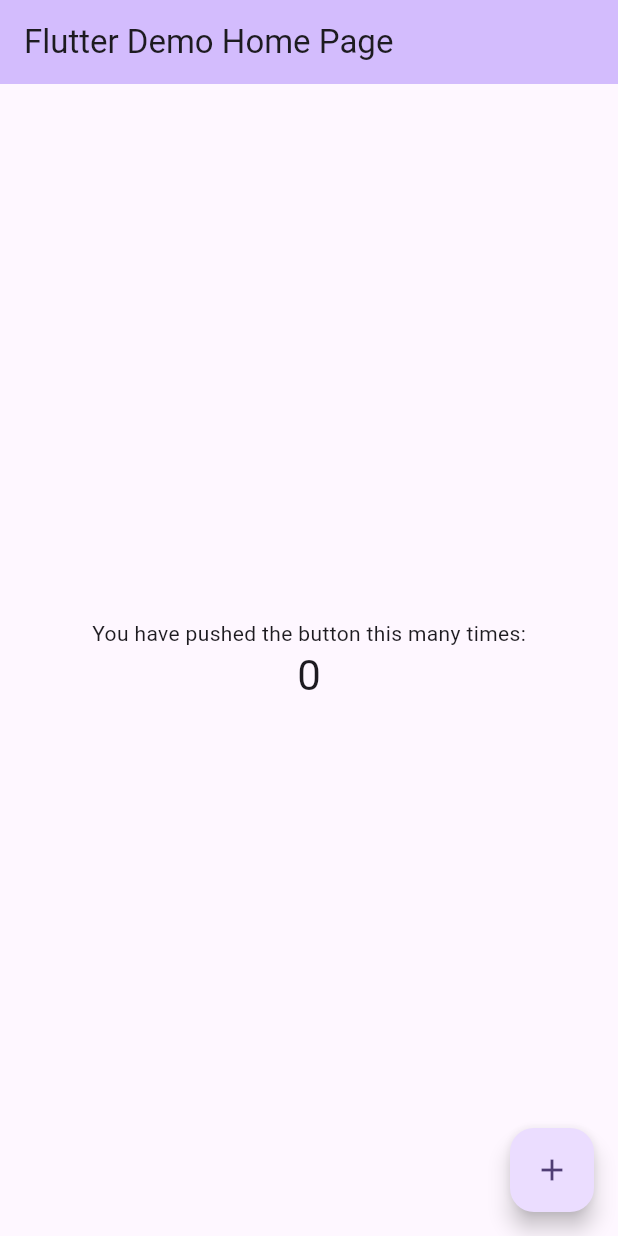
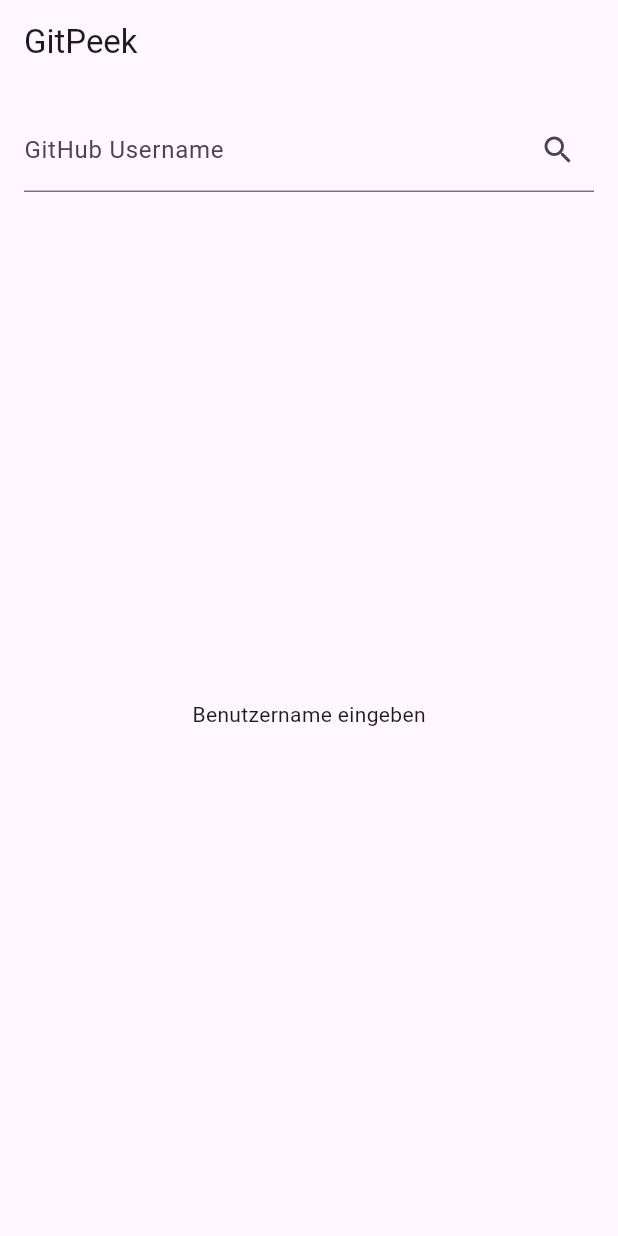
Before and after one commit to pythonite42/GitPeek, a Flutter app: the screen it shows after launch, on a phone screen of 412 x 824 dp. Run offline on Flutter 3.47's test engine with Material 3 defaults, Android fonts, the phone set to English and light mode, and no system bars; our stand-ins replace flutter_bloc.

Commit message:
first working version

```diff
--- /dev/null
+++ b/lib/cubit/github_cubit.dart
@@ -0,0 +1,36 @@
+import 'package:flutter_bloc/flutter_bloc.dart';
+import 'package:gitpeek/models/repo.dart';
+import 'package:gitpeek/services/github_service.dart';
+
+class GithubState {
+  const GithubState();
+}
+
+class GithubInitial extends GithubState {}
+
+class GithubLoading extends GithubState {}
+
+class GithubLoaded extends GithubState {
+  GithubLoaded(this.repos);
+  final List<Repo> repos;
+}
+
+class GithubError extends GithubState {
+  GithubError(this.message);
+  final String message;
+}
+
+class GithubCubit extends Cubit<GithubState> {
+  GithubCubit(this.service) : super(GithubInitial());
+  final GithubService service;
+
+  Future<void> fetchRepos(String username) async {
+    emit(GithubLoading());
+    try {
+      final repos = await service.fetchRepos(username);
+      emit(GithubLoaded(repos));
+    } catch (e) {
+      emit(GithubError(e.toString()));
+    }
+  }
+}
--- a/lib/main.dart
+++ b/lib/main.dart
@@ -1,122 +1,83 @@
 import 'package:flutter/material.dart';
+import 'package:flutter_bloc/flutter_bloc.dart';
+import 'package:gitpeek/cubit/github_cubit.dart';
+import 'package:gitpeek/services/github_service.dart';
+import 'package:gitpeek/models/repo.dart';
 
 void main() {
-  runApp(const MyApp());
+  runApp(GitPeekApp());
 }
 
-class MyApp extends StatelessWidget {
-  const MyApp({super.key});
-
-  // This widget is the root of your application.
+class GitPeekApp extends StatelessWidget {
   @override
   Widget build(BuildContext context) {
     return MaterialApp(
-      title: 'Flutter Demo',
-      theme: ThemeData(
-        // This is the theme of your application.
-        //
-        // TRY THIS: Try running your application with "flutter run". You'll see
-        // the application has a purple toolbar. Then, without quitting the app,
-        // try changing the seedColor in the colorScheme below to Colors.green
-        // and then invoke "hot reload" (save your changes or press the "hot
-        // reload" button in a Flutter-supported IDE, or press "r" if you used
-        // the command line to start the app).
-        //
-        // Notice that the counter didn't reset back to zero; the application
-        // state is not lost during the reload. To reset the state, use hot
-        // restart instead.
-        //
-        // This works for code too, not just values: Most code changes can be
-        // tested with just a hot reload.
-        colorScheme: ColorScheme.fromSeed(seedColor: Colors.deepPurple),
-      ),
-      home: const MyHomePage(title: 'Flutter Demo Home Page'),
+      title: 'GitPeek',
+      home: BlocProvider(create: (_) => GithubCubit(GithubService()), child: GitHubSearchScreen()),
     );
   }
 }
 
-class MyHomePage extends StatefulWidget {
-  const MyHomePage({super.key, required this.title});
-
-  // This widget is the home page of your application. It is stateful, meaning
-  // that it has a State object (defined below) that contains fields that affect
-  // how it looks.
-
-  // This class is the configuration for the state. It holds the values (in this
-  // case the title) provided by the parent (in this case the App widget) and
-  // used by the build method of the State. Fields in a Widget subclass are
-  // always marked "final".
-
-  final String title;
-
+class GitHubSearchScreen extends StatefulWidget {
   @override
-  State<MyHomePage> createState() => _MyHomePageState();
+  _GitHubSearchScreenState createState() => _GitHubSearchScreenState();
 }
 
-class _MyHomePageState extends State<MyHomePage> {
-  int _counter = 0;
-
-  void _incrementCounter() {
-    setState(() {
-      // This call to setState tells the Flutter framework that something has
-      // changed in this State, which causes it to rerun the build method below
-      // so that the display can reflect the updated values. If we changed
-      // _counter without calling setState(), then the build method would not be
-      // called again, and so nothing would appear to happen.
-      _counter++;
-    });
-  }
+class _GitHubSearchScreenState extends State<GitHubSearchScreen> {
+  final TextEditingController _controller = TextEditingController();
 
   @override
   Widget build(BuildContext context) {
-    // This method is rerun every time setState is called, for instance as done
-    // by the _incrementCounter method above.
-    //
-    // The Flutter framework has been optimized to make rerunning build methods
-    // fast, so that you can just rebuild anything that needs updating rather
-    // than having to individually change instances of widgets.
+    final cubit = context.read<GithubCubit>();
+
     return Scaffold(
-      appBar: AppBar(
-        // TRY THIS: Try changing the color here to a specific color (to
-        // Colors.amber, perhaps?) and trigger a hot reload to see the AppBar
-        // change color while the other colors stay the same.
-        backgroundColor: Theme.of(context).colorScheme.inversePrimary,
-        // Here we take the value from the MyHomePage object that was created by
-        // the App.build method, and use it to set our appbar title.
-        title: Text(widget.title),
-      ),
-      body: Center(
-        // Center is a layout widget. It takes a single child and positions it
-        // in the middle of the parent.
+      appBar: AppBar(title: const Text('GitPeek')),
+      body: Padding(
+        padding: const EdgeInsets.all(16),
         child: Column(
-          // Column is also a layout widget. It takes a list of children and
-          // arranges them vertically. By default, it sizes itself to fit its
-          // children horizontally, and tries to be as tall as its parent.
-          //
-          // Column has various properties to control how it sizes itself and
-          // how it positions its children. Here we use mainAxisAlignment to
-          // center the children vertically; the main axis here is the vertical
-          // axis because Columns are vertical (the cross axis would be
-          // horizontal).
-          //
-          // TRY THIS: Invoke "debug painting" (choose the "Toggle Debug Paint"
-          // action in the IDE, or press "p" in the console), to see the
-          // wireframe for each widget.
-          mainAxisAlignment: MainAxisAlignment.center,
-          children: <Widget>[
-            const Text('You have pushed the button this many times:'),
-            Text(
-              '$_counter',
-              style: Theme.of(context).textTheme.headlineMedium,
+          children: [
+            TextField(
+              controller: _controller,
+              decoration: InputDecoration(
+                labelText: 'GitHub Username',
+                suffixIcon: IconButton(
+                  icon: const Icon(Icons.search),
+                  onPressed: () {
+                    cubit.fetchRepos(_controller.text.trim());
+                  },
+                ),
+              ),
+            ),
+            const SizedBox(height: 16),
+            Expanded(
+              child: BlocBuilder<GithubCubit, GithubState>(
+                builder: (context, state) {
+                  if (state is GithubInitial) {
+                    return const Center(child: Text('Benutzername eingeben'));
+                  } else if (state is GithubLoading) {
+                    return const Center(child: CircularProgressIndicator());
+                  } else if (state is GithubLoaded) {
+                    return ListView.builder(
+                      itemCount: state.repos.length,
+                      itemBuilder: (context, index) {
+                        final Repo repo = state.repos[index];
+                        return ListTile(
+                          title: Text(repo.name),
+                          subtitle: Text(repo.description ?? ''),
+                          trailing: Text(repo.language ?? ''),
+                        );
+                      },
+                    );
+                  } else if (state is GithubError) {
+                    return Center(child: Text(state.message));
+                  }
+                  return const SizedBox.shrink();
+                },
+              ),
             ),
           ],
         ),
       ),
-      floatingActionButton: FloatingActionButton(
-        onPressed: _incrementCounter,
-        tooltip: 'Increment',
-        child: const Icon(Icons.add),
-      ), // This trailing comma makes auto-formatting nicer for build methods.
     );
   }
 }
--- /dev/null
+++ b/lib/models/repo.dart
@@ -0,0 +1,11 @@
+class Repo {
+  final String name;
+  final String? description;
+  final String? language;
+
+  Repo({required this.name, this.description, this.language});
+
+  factory Repo.fromJson(Map<String, dynamic> json) {
+    return Repo(name: json['name'], description: json['description'], language: json['language']);
+  }
+}
--- a/pubspec.yaml
+++ b/pubspec.yaml
@@ -34,6 +34,9 @@ dependencies:
   # The following adds the Cupertino Icons font to your application.
   # Use with the CupertinoIcons class for iOS style icons.
   cupertino_icons: ^1.0.8
+  flutter_bloc: ^9.1.1
+  http: ^1.5.0
+  bloc_test: ^10.0.0
 
 dev_dependencies:
   flutter_test:
```
Also changed, not shown: lib/services/github_service.dart (added, +27 -0 lines), pubspec.lock, 4 other files.
